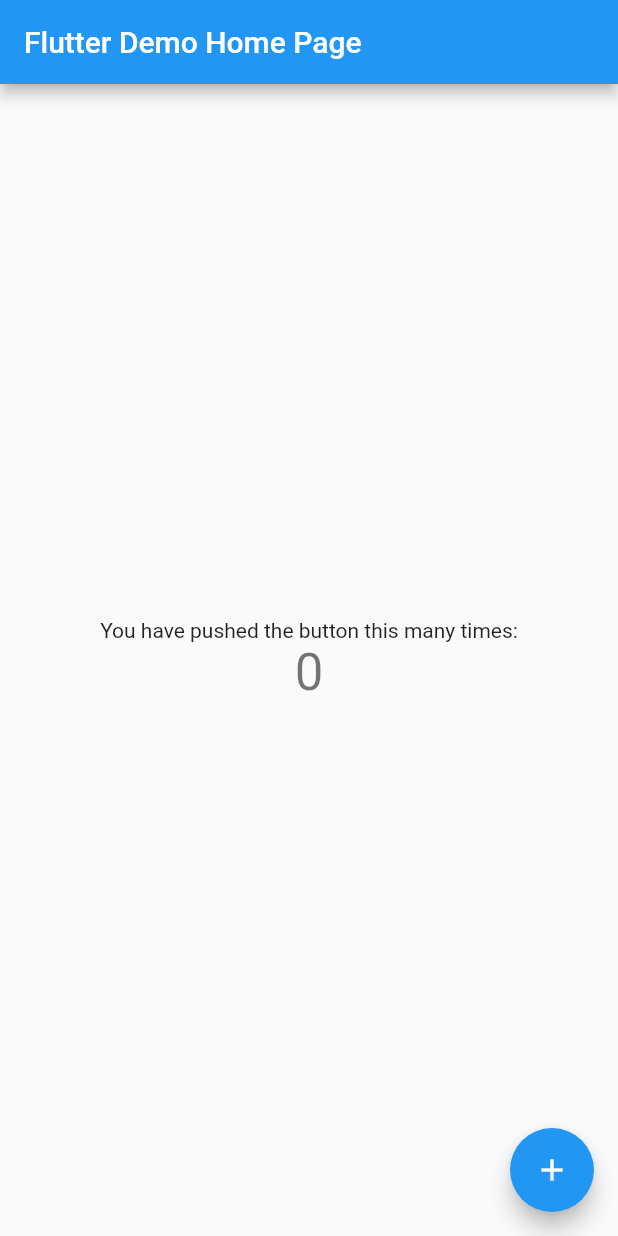
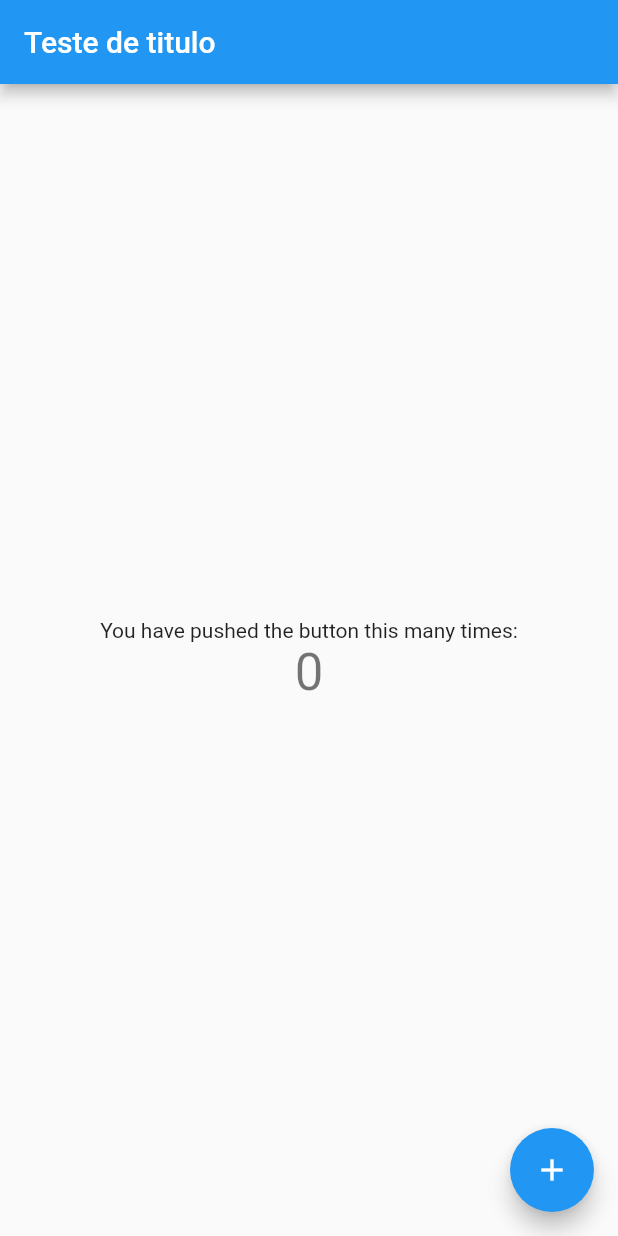
Before and after one commit to Leonardo-Barcelos/lanchonete, a Flutter app: the screen it shows after launch, on a phone screen of 412 x 824 dp. Run offline on Flutter 3.47's test engine with Material 2 defaults, Android fonts, the phone set to English and light mode, and no system bars.

Commit message:
Alteração branch, teste commit nova branch

```diff
--- a/app_lanchonete/lib/main.dart
+++ b/app_lanchonete/lib/main.dart
@@ -14,7 +14,7 @@ class MyApp extends StatelessWidget {
         primarySwatch: Colors.blue,
         visualDensity: VisualDensity.adaptivePlatformDensity,
       ),
-      home: MyHomePage(title: 'Flutter Demo Home Page'),
+      home: MyHomePage(title: 'Teste de titulo'),
     );
   }
 }
```
